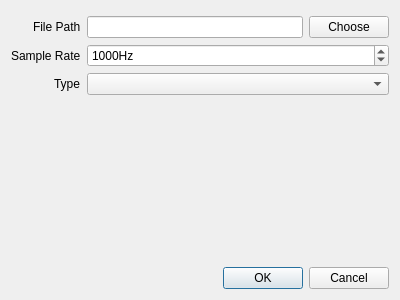
Above: src/app/filedialog.ui from clysto/qsigviewer before the change. Below: the same form after it.
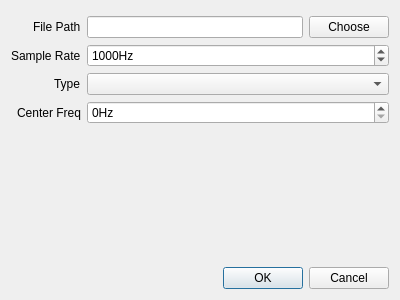
That is the form after the change.

What changed in the file:
```diff
--- a/src/app/filedialog.ui
+++ b/src/app/filedialog.ui
@@ -134,6 +134,26 @@
      <item row="2" column="1">
       <widget class="QComboBox" name="typeComboBox"/>
      </item>
+     <item row="3" column="0">
+      <widget class="QLabel" name="centerFreqLabel">
+       <property name="text">
+        <string>Center Freq</string>
+       </property>
+      </widget>
+     </item>
+     <item row="3" column="1">
+      <widget class="QSpinBox" name="centerFreqSpinBox">
+       <property name="suffix">
+        <string>Hz</string>
+       </property>
+       <property name="maximum">
+        <number>999999999</number>
+       </property>
+       <property name="value">
+        <number>0</number>
+       </property>
+      </widget>
+     </item>
     </layout>
    </item>
    <item>
```
